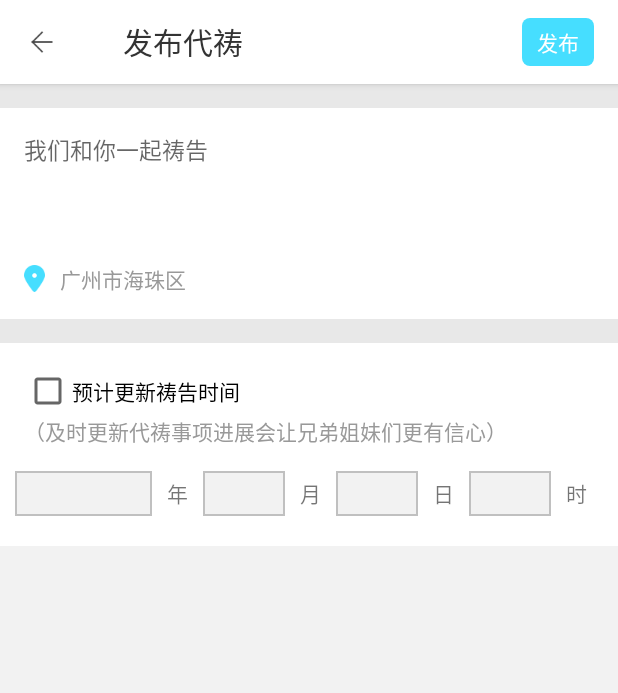
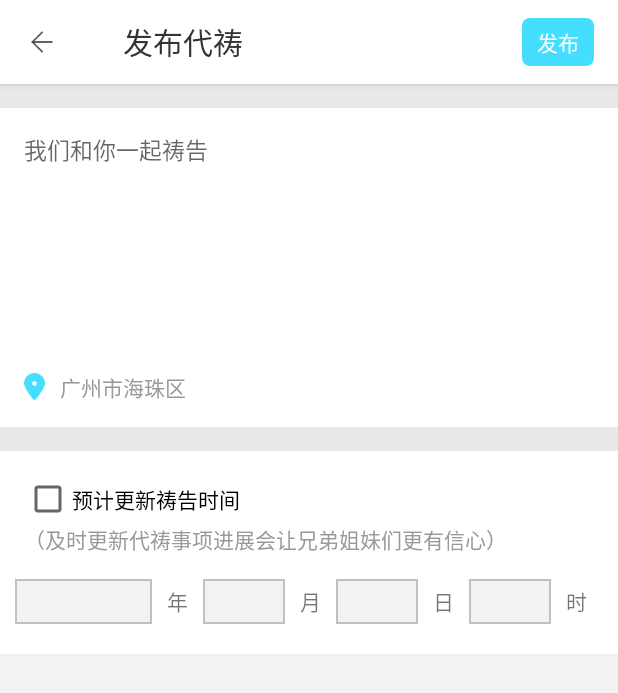
Before and after one commit to LysonLuo/Huoshi-android-v1, an Android app: the PubInterCesActivity screen opened directly, with no data from a screen before it, on a phone screen of 412 x 824 dp. Shown: the top 693 px of the screen. Run offline under Robolectric (Android 15) with nearby library versions, the phone set to English and light mode, and no system bars; libraries missing offline, so code that uses them is left out: com.amap.api, com.bugtags.library; 13 statements that could not run were skipped.

Commit message:
代祷若干UI、文案优化

```diff
--- a/app/src/main/java/im/huoshi/ui/find/interces/InterCesDelRecAdapter.java
+++ b/app/src/main/java/im/huoshi/ui/find/interces/InterCesDelRecAdapter.java
@@ -97,12 +97,13 @@ public class InterCesDelRecAdapter extends LoadMoreAdapter<Comment> {
                 if (i == 0) {
                     mContentTextView.setEnabled(true);
                     mTimeTextView.setEnabled(true);
-                    viewHolder.mCreateTimeTextView.setText(DateUtils.getDayBetweenString(content.getCreateTime()));
+                    viewHolder.mCreateTimeTextView.setText(DateUtils.getDayBetweenString(content.getCreateTime()) + " 发布");
                 } else {
                     mContentTextView.setEnabled(false);
                     mTimeTextView.setEnabled(false);
                 }
-                mTimeTextView.setText(DateUtils.getDayBetweenString(content.getCreateTime()) + (mIntercession.getContentList().size() == 1 ? "" : "更新"));
+//                mTimeTextView.setText(DateUtils.getDayBetweenString(content.getCreateTime()) + (mIntercession.getContentList().size() == 1 ? "" : " 更新"));
+                mTimeTextView.setText(DateUtils.getDayBetweenString(content.getCreateTime()) + " 更新");
                 viewHolder.mUpdateLayout.addView(contentView);
             }
             viewHolder.mRelationTextView.setText(CTextUtils.getRelation(mIntercession.getRelationship()));
--- a/app/src/main/res/layout/activity_comment.xml
+++ b/app/src/main/res/layout/activity_comment.xml
@@ -13,7 +13,7 @@
         android:background="@null"
         android:gravity="left|top"
         android:maxLength="500"
-        android:minLines="4"
+        android:minLines="8"
         android:padding="@dimen/margin_16"
         android:textSize="@dimen/text_size_15" />
 
--- a/app/src/main/res/layout/activity_pub_interces.xml
+++ b/app/src/main/res/layout/activity_pub_interces.xml
@@ -20,7 +20,7 @@
             android:gravity="left|top"
             android:hint="我们和你一起祷告"
             android:maxLines="5"
-            android:minLines="4"
+            android:minLines="8"
             android:textSize="@dimen/text_size_15" />
 
         <CheckBox
--- a/app/src/main/res/layout/widget_interces_item.xml
+++ b/app/src/main/res/layout/widget_interces_item.xml
@@ -85,7 +85,7 @@
             android:layout_marginTop="@dimen/margin_10"
             android:ellipsize="end"
             android:gravity="left|center_vertical"
-            android:maxLength="100"
+            android:maxLines="3"
             android:text="211212211212211212211212211212211212"
             android:textColor="@color/text_color_black_light"
             android:textSize="@dimen/text_size_13" />
@@ -102,6 +102,7 @@
                 android:layout_width="wrap_content"
                 android:layout_height="match_parent"
                 android:layout_weight="1"
+                android:paddingTop="@dimen/margin_2"
                 android:text="一天前"
                 android:textColor="@color/text_color_gray_9"
                 android:textSize="@dimen/text_size_11" />
```
